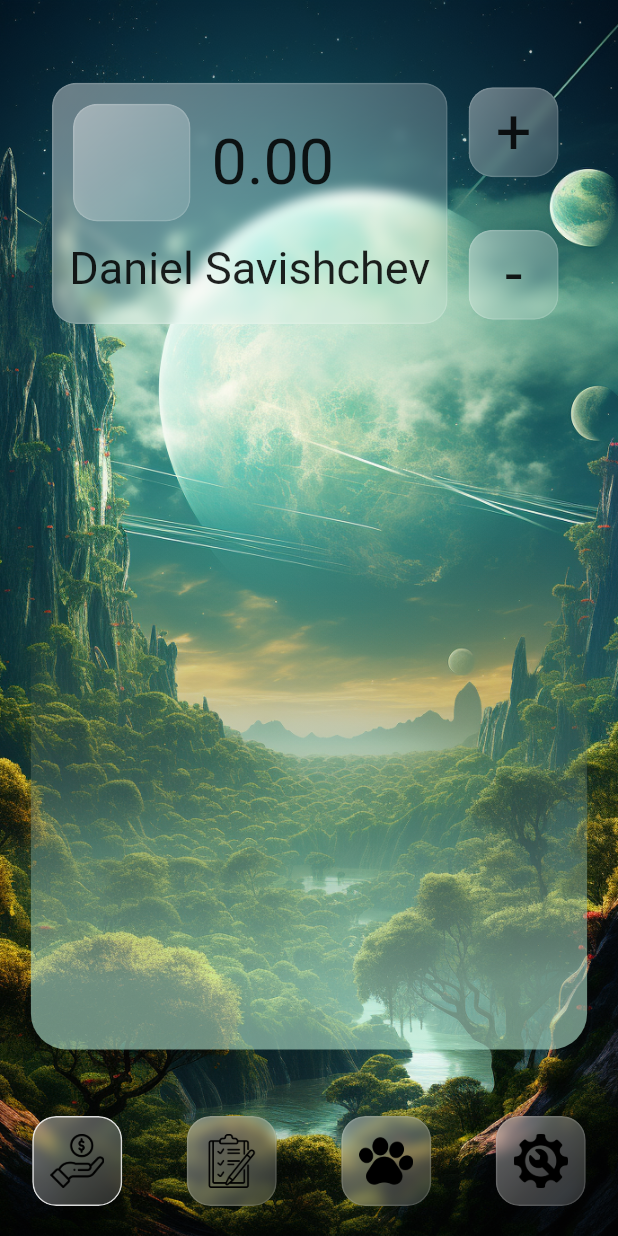
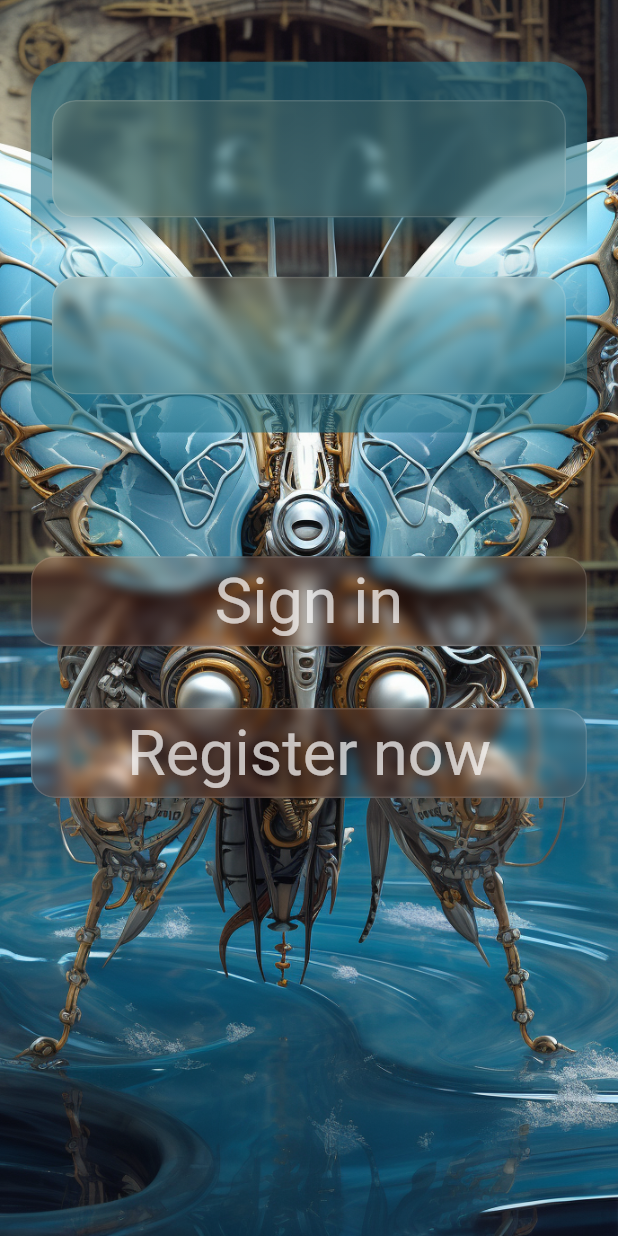
Before and after one commit to denissavishchev/young_journal, a Flutter app: the screen it shows after launch, on a phone screen of 412 x 824 dp. Run offline on Flutter 3.47's test engine with Material 2 defaults, Android fonts, the phone set to English and light mode, and no system bars; our stand-ins replace firebase_auth, firebase_core, fl_chart; accounts and stored records are empty.

Commit message:
login page firebase auth

```diff
--- a/lib/main.dart
+++ b/lib/main.dart
@@ -1,13 +1,16 @@
+import 'package:firebase_core/firebase_core.dart';
 import 'package:flutter/material.dart';
 import 'package:provider/provider.dart';
 import 'package:young_journal/models/finance_provider_model.dart';
-import 'package:young_journal/pages/home_page.dart';
-
+import 'package:young_journal/pages/auth/auth_page.dart';
+import 'models/login_provider_model.dart';
 import 'models/main_provider_model.dart';
 import 'models/pets_provider_model.dart';
 import 'models/plans_provider_model.dart';
 
-void main() {
+void main() async{
+  WidgetsFlutterBinding.ensureInitialized();
+  await Firebase.initializeApp();
   runApp(const MyApp());
 }
 
@@ -22,11 +25,12 @@ class MyApp extends StatelessWidget {
         ChangeNotifierProvider<FinanceProvider>(create: (_) => FinanceProvider()),
         ChangeNotifierProvider<PlansProvider>(create: (_) => PlansProvider()),
         ChangeNotifierProvider<PetsProvider>(create: (_) => PetsProvider()),
+        ChangeNotifierProvider<LoginProvider>(create: (_) => LoginProvider()),
       ],
         builder: (context, child) {
-          return MaterialApp(
+          return const MaterialApp(
             debugShowCheckedModeBanner: false,
-            home: HomePage(),
+            home: AuthPage(),
           );
     }, );
   }
--- /dev/null
+++ b/lib/models/login_provider_model.dart
@@ -0,0 +1,16 @@
+import 'package:firebase_auth/firebase_auth.dart';
+import 'package:flutter/material.dart';
+
+class LoginProvider with ChangeNotifier {
+
+  final TextEditingController eMailController = TextEditingController();
+  final TextEditingController passwordController = TextEditingController();
+
+  Future signIn() async{
+    await FirebaseAuth.instance.signInWithEmailAndPassword(
+        email: eMailController.text.trim(),
+        password: passwordController.text.trim()
+    );
+  }
+
+}
--- a/lib/models/main_provider_model.dart
+++ b/lib/models/main_provider_model.dart
@@ -9,4 +9,5 @@
     activePage = index;
     notifyListeners();
   }
+
 }
--- /dev/null
+++ b/lib/pages/auth/auth_page.dart
@@ -0,0 +1,24 @@
+import 'package:firebase_auth/firebase_auth.dart';
+import 'package:flutter/material.dart';
+import 'package:young_journal/pages/auth/login_page.dart';
+import 'package:young_journal/pages/home_page.dart';
+
+class AuthPage extends StatelessWidget {
+  const AuthPage({Key? key}) : super(key: key);
+
+  @override
+  Widget build(BuildContext context) {
+    return Scaffold(
+      body: StreamBuilder<User?>(
+        stream: FirebaseAuth.instance.authStateChanges(),
+        builder: (context, snapshot){
+          if(snapshot.hasData){
+            return HomePage();
+          }else{
+            return const LoginPage();
+          }
+        },
+      ),
+    );
+  }
+}
--- /dev/null
+++ b/lib/pages/auth/login_page.dart
@@ -0,0 +1,112 @@
+import 'dart:ui';
+import 'package:flutter/material.dart';
+import 'package:provider/provider.dart';
+import 'package:young_journal/models/login_provider_model.dart';
+import 'package:young_journal/widgets/basic_button_widget.dart';
+import 'package:young_journal/widgets/basic_container_widget.dart';
+
+class LoginPage extends StatelessWidget {
+  const LoginPage({Key? key}) : super(key: key);
+
+  @override
+  Widget build(BuildContext context) {
+    Size size = MediaQuery.of(context).size;
+    return Scaffold(
+      resizeToAvoidBottomInset: false,
+      backgroundColor: Colors.transparent,
+      body: Consumer<LoginProvider>(
+        builder: (context, data, _){
+          return Container(
+            decoration: const BoxDecoration(
+                image: DecorationImage(
+                    image: AssetImage('assets/images/bg04.png'), fit: BoxFit.cover
+                )
+            ),
+            child: BackdropFilter(
+              filter: ImageFilter.blur(
+                sigmaX: 0.1,
+                sigmaY: 0.1,
+              ),
+              child: Center(
+                child: Column(
+                  children: [
+                    SizedBox(height: size.height * 0.05),
+                    Container(
+                      clipBehavior: Clip.hardEdge,
+                      width: size.width * 0.9,
+                      height: size.height * 0.3,
+                      decoration: BoxDecoration(
+                          color: Colors.white,
+                          borderRadius: const BorderRadius.all(Radius.circular(24)),
+                          gradient: LinearGradient(
+                              colors: [
+                                const Color(0xff206e84).withOpacity(0.6),
+                                const Color(0xff206e84).withOpacity(0.0),
+                                const Color(0xff206e84).withOpacity(0.6),
+                              ],
+                              begin: Alignment.bottomCenter,
+                              end: Alignment.topCenter,
+                              stops: const [0.2, 0.5, 0.6]
+                          )
+                      ),
+                      child: Column(
+                        mainAxisAlignment: MainAxisAlignment.spaceEvenly,
+                        children: [
+                          BasicContainerWidget(
+                            color: const Color(0xfff0c081),
+                              height: 0.1,
+                              child: TextField(
+                                controller: data.eMailController,
+                                cursorColor: Colors.white,
+                                style: const TextStyle(fontSize: 28, color: Colors.white),
+                                decoration: const InputDecoration(
+                                    isCollapsed: true,
+                                    enabledBorder: OutlineInputBorder(
+                                        borderSide: BorderSide(color: Colors.transparent)
+                                    ),
+                                    focusedBorder: OutlineInputBorder(
+                                        borderSide: BorderSide(color: Colors.transparent)
+                                    )
+                                ),
+                              ),),
+                          BasicContainerWidget(
+                            color: const Color(0xfff0c081),
+                            height: 0.1,
+                            child: TextField(
+                              obscureText: true,
+                              controller: data.passwordController,
+                              cursorColor: Colors.white,
+                              style: const TextStyle(fontSize: 28, color: Colors.white),
+                              decoration: const InputDecoration(
+                                  isCollapsed: true,
+                                  enabledBorder: OutlineInputBorder(
+                                      borderSide: BorderSide(color: Colors.transparent)
+                                  ),
+                                  focusedBorder: OutlineInputBorder(
+                                      borderSide: BorderSide(color: Colors.transparent)
+                                  )
+                              ),
+                            ),),
+                        ],
+                      ),
+                    ),
+                    SizedBox(height: size.height * 0.1,),
+                    BasicButtonWidget(
+                      width: size.width * 0.9,
+                        onTap: () => data.signIn(),
+                        text: 'Sign in'),
+                    SizedBox(height: size.height * 0.05,),
+                    BasicButtonWidget(
+                        width: size.width * 0.9,
+                        onTap: (){},
+                        text: 'Register now'),
+                  ],
+                ),
+              ),
+            ),
+          );
+        },
+      ),
+    );
+  }
+}
--- a/lib/pages/finance_page.dart
+++ b/lib/pages/finance_page.dart
@@ -35,10 +35,11 @@ class FinancePage extends StatelessWidget {
                                     child: Container(),
                                 ),
                                 Text(data.totalFinances(),
-                                  style: const TextStyle(fontSize: 42),),
+                                  style: TextStyle(fontSize: 42, color: Colors.white.withOpacity(0.7)),),
                               ],
                             ),
-                            const Text('Daniel Savishchev', style: TextStyle(fontSize: 30)),
+                            Text('Daniel Savishchev',
+                                style: TextStyle(fontSize: 30, color: Colors.white.withOpacity(0.8))),
                           ],
                         ),
                       ),
--- a/lib/pages/home_page.dart
+++ b/lib/pages/home_page.dart
@@ -1,4 +1,5 @@
 import 'dart:ui';
+import 'package:firebase_auth/firebase_auth.dart';
 import 'package:flutter/material.dart';
 import 'package:provider/provider.dart';
 import 'package:young_journal/pages/pets_page.dart';
@@ -26,7 +27,7 @@ class HomePage extends StatelessWidget {
       resizeToAvoidBottomInset: false,
       body: Consumer<MainProvider>(builder: (context, data, _){
         return Container(
-          decoration: BoxDecoration(
+          decoration: const BoxDecoration(
             image: DecorationImage(
               image: AssetImage('assets/images/bg02.png'), fit: BoxFit.cover
             )
@@ -69,6 +70,9 @@ class HomePage extends StatelessWidget {
                                 ),
                                 child: GlassMorphWidget(
                                   opacity: data.activePage == index ? 0.8 : 0.13,
+                                  color: Colors.white,
+                                  opacityL: 0.5,
+                                  opacityR: 0.15,
                                   child: Padding(
                                     padding: const EdgeInsets.all(12),
                                       child: Image.asset('assets/images/${_icons[index]}.png')),)
@@ -77,7 +81,14 @@ class HomePage extends StatelessWidget {
                       ),
                     ),
                   ),
-                )
+                ),
+                Positioned(
+                    top: 10,
+                    right: 10,
+                    child: IconButton(
+                      onPressed: () => FirebaseAuth.instance.signOut(),
+                      icon: const Icon(Icons.logout, color: Colors.white,),
+                    )),
               ],
             ),
           ),
--- a/lib/widgets/basic_button_widget.dart
+++ b/lib/widgets/basic_button_widget.dart
@@ -4,11 +4,17 @@ import 'package:young_journal/widgets/glass_morph_widget.dart';
 
 class BasicButtonWidget extends StatelessWidget {
   const BasicButtonWidget({
-    super.key, required this.onTap, required this.text,
+    super.key,
+    required this.onTap,
+    required this.text,
+    this.width = 60,
+    this.height = 60,
   });
 
   final Function() onTap;
   final String text;
+  final double width;
+  final double height;
 
 
   @override
@@ -18,13 +24,17 @@ class BasicButtonWidget extends StatelessWidget {
           return GestureDetector(
             onTap: onTap,
             child: Container(
-              width: 60,
-              height: 60,
+              width: width,
+              height: height,
               decoration: const BoxDecoration(
                   color: Colors.transparent,
                   borderRadius: BorderRadius.all(Radius.circular(16)),
                   ),
-              child: GlassMorphWidget(child: Text(text, style: const TextStyle(fontSize: 42),),)
+              child: GlassMorphWidget(
+                opacityL: 0.13,
+                opacityR: 0.05,
+                color: Colors.deepOrange,
+                child: Text(text, style: TextStyle(fontSize: 42, color: Colors.white.withOpacity(0.7)),),)
             ),
           );
         });
--- a/lib/widgets/basic_container_widget.dart
+++ b/lib/widgets/basic_container_widget.dart
@@ -6,11 +6,13 @@ class BasicContainerWidget extends StatelessWidget {
   const BasicContainerWidget({super.key,
     required this.height,
     required this.child,
-    this.width = 1,});
+    this.width = 1,
+    this.color = Colors.deepOrange,});
 
   final double height;
   final double width;
   final Widget child;
+  final Color color;
 
   @override
   Widget build(BuildContext context) {
@@ -24,7 +26,9 @@ class BasicContainerWidget extends StatelessWidget {
           color: Colors.transparent,
           borderRadius: BorderRadius.all(Radius.circular(16)),
       ),
-      child: GlassMorphWidget(child: child,)
+      child: GlassMorphWidget(
+        color: color,
+        child: child,)
     );
   }
 }
--- a/lib/widgets/glass_morph_widget.dart
+++ b/lib/widgets/glass_morph_widget.dart
@@ -5,11 +5,17 @@ import 'package:flutter/material.dart';
 class GlassMorphWidget extends StatelessWidget {
   const GlassMorphWidget({Key? key,
     required this.child,
-    this.opacity = 0.13
+    this.opacity = 0.13,
+    this.opacityL = 0.13,
+    this.opacityR = 0.05,
+    required this.color
   }) : super(key: key);
 
   final Widget child;
   final double opacity;
+  final double opacityL;
+  final double opacityR;
+  final Color color;
 
   @override
   Widget build(BuildContext context) {
@@ -36,8 +42,8 @@ class GlassMorphWidget extends StatelessWidget {
                   begin: Alignment.topLeft,
                   end: Alignment.bottomRight,
                   colors: [
-                    Colors.white.withOpacity(0.4),
-                    Colors.white.withOpacity(0.15),
+                    color.withOpacity(opacityL),
+                    color.withOpacity(opacityR),
                   ]),
             ),
           ),
--- a/pubspec.yaml
+++ b/pubspec.yaml
@@ -37,6 +37,8 @@ dependencies:
   # Use with the CupertinoIcons class for iOS style icons.
   cupertino_icons: ^1.0.2
   fl_chart: ^0.63.0
+  firebase_auth: ^4.9.0
+  firebase_core: ^2.15.1
 
 dev_dependencies:
   flutter_test:
```
Also changed, not shown: pubspec.lock, 12 other files.
